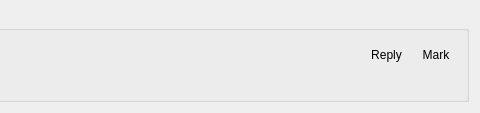
Before: the Qt Designer form tafor/components/ui/main_recent.ui in up1and/tafor, drawn with Qt 5; both pictures show x 392 to 872 and y 0 to 113 of the 872 by 113 pixel window.
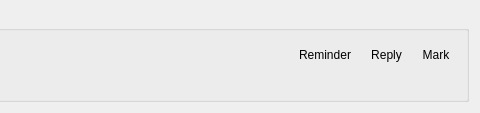
After: the same form once the commit is applied.

```diff
--- a/tafor/components/ui/main_recent.ui
+++ b/tafor/components/ui/main_recent.ui
@@ -74,6 +74,22 @@
            </property>
           </spacer>
          </item>
+         <item>
+          <widget class="QToolButton" name="reminderButton">
+           <property name="text">
+            <string notr="true">Reminder</string>
+           </property>
+           <property name="iconSize">
+            <size>
+             <width>20</width>
+             <height>20</height>
+            </size>
+           </property>
+           <property name="autoRaise">
+            <bool>true</bool>
+           </property>
+          </widget>
+         </item>
          <item>
           <widget class="QToolButton" name="replyButton">
            <property name="enabled">
```
Left out of the diff: 2 changed lines with no effect on the pictures.
